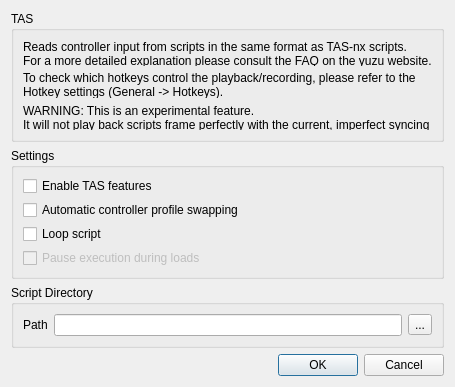
First picture: the form in src/yuzu/configuration/configure_tas.ui, repository QuantumGhost/yuzu, before the edit.
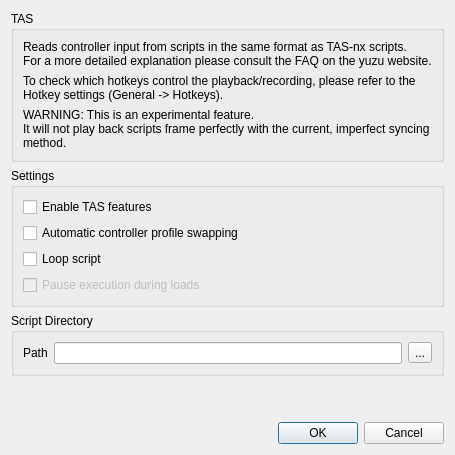
Second picture: the form after the edit.

```diff
--- a/src/yuzu/configuration/configure_tas.ui
+++ b/src/yuzu/configuration/configure_tas.ui
@@ -2,14 +2,6 @@
 <ui version="4.0">
  <class>ConfigureTas</class>
  <widget class="QDialog" name="ConfigureTas">
-  <property name="geometry">
-   <rect>
-    <x>0</x>
-    <y>0</y>
-    <width>337</width>
-    <height>316</height>
-   </rect>
-  </property>
   <layout class="QVBoxLayout" name="verticalLayout_1">
    <item>
     <layout class="QHBoxLayout" name="horizontalLayout_1">
```
